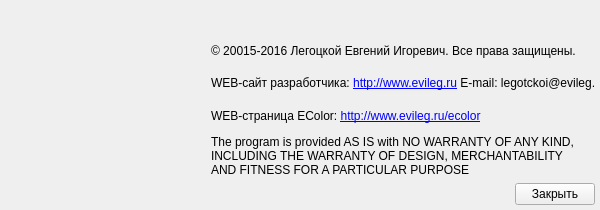
Above: src/about.ui from Legotckoi/EColor before the change. Below: the same form after it.
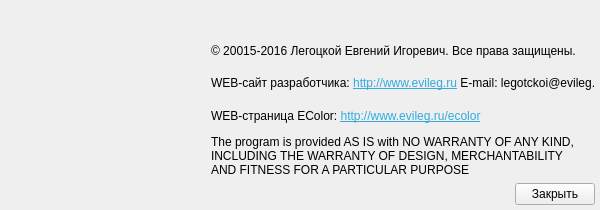
That is the form after the change. Icons and pictures are not drawn.

Diff of the .ui file:
```diff
--- a/src/about.ui
+++ b/src/about.ui
@@ -59,7 +59,7 @@
       <string notr="true"/>
      </property>
      <property name="text">
-      <string>&lt;html&gt;&lt;head/&gt;&lt;body&gt;&lt;p align=&quot;justify&quot;&gt;WEB-сайт разработчика: &lt;a href=&quot;http://www.evileg.ru&quot;&gt;&lt;span style=&quot; text-decoration: underline; color:#0000ff;&quot;&gt;http://www.evileg.ru&lt;/span&gt;&lt;/a&gt; E-mail: legotckoi@evileg.ru&lt;/p&gt;&lt;/body&gt;&lt;/html&gt;</string>
+      <string>&lt;html&gt;&lt;head/&gt;&lt;body&gt;&lt;p align=&quot;justify&quot;&gt;WEB-сайт разработчика: &lt;a href=&quot;http://www.evileg.ru&quot;&gt;&lt;span style=&quot; text-decoration: underline; color:#34aadc;&quot;&gt;http://www.evileg.ru&lt;/span&gt;&lt;/a&gt; E-mail: legotckoi@evileg.ru&lt;/p&gt;&lt;/body&gt;&lt;/html&gt;</string>
      </property>
      <property name="margin">
       <number>5</number>
@@ -177,7 +177,7 @@
       <string notr="true"/>
      </property>
      <property name="text">
-      <string>&lt;html&gt;&lt;head/&gt;&lt;body&gt;&lt;p align=&quot;justify&quot;&gt;WEB-страница EColor: &lt;a href=&quot;http://www.evileg.ru/ecolor&quot;&gt;&lt;span style=&quot; text-decoration: underline; color:#0000ff;&quot;&gt;http://www.evileg.ru/ecolor&lt;/span&gt;&lt;/a&gt;&lt;/p&gt;&lt;/body&gt;&lt;/html&gt;</string>
+      <string>&lt;html&gt;&lt;head/&gt;&lt;body&gt;&lt;p align=&quot;justify&quot;&gt;WEB-страница EColor: &lt;a href=&quot;http://www.evileg.ru/ecolor&quot;&gt;&lt;span style=&quot; text-decoration: underline; color:#34aadc;&quot;&gt;http://www.evileg.ru/ecolor&lt;/span&gt;&lt;/a&gt;&lt;/p&gt;&lt;/body&gt;&lt;/html&gt;</string>
      </property>
      <property name="margin">
       <number>5</number>
```
